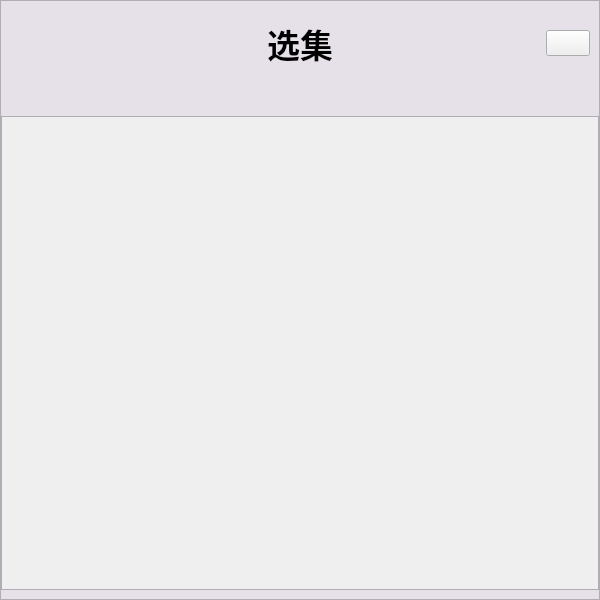
Old version of the form ui/.ui/episode_ui.ui in the repository HYM408/ACGN_HYM.
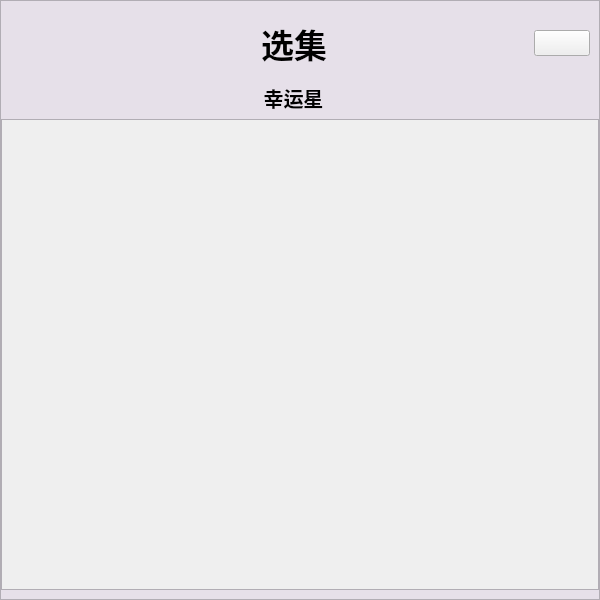
New version of the form. Icons and pictures are not drawn.

Commit message: 修正：选集页面ui

```diff
--- a/ui/.ui/episode_ui.ui
+++ b/ui/.ui/episode_ui.ui
@@ -123,13 +123,13 @@
           <widget class="QLabel" name="pushButton_12">
            <property name="minimumSize">
             <size>
-             <width>480</width>
+             <width>468</width>
              <height>0</height>
             </size>
            </property>
            <property name="maximumSize">
             <size>
-             <width>300</width>
+             <width>468</width>
              <height>16777215</height>
             </size>
            </property>
@@ -167,6 +167,18 @@
       </item>
       <item>
        <widget class="QLabel" name="pushButton_13">
+        <property name="minimumSize">
+         <size>
+          <width>585</width>
+          <height>0</height>
+         </size>
+        </property>
+        <property name="maximumSize">
+         <size>
+          <width>585</width>
+          <height>16777215</height>
+         </size>
+        </property>
         <property name="font">
          <font>
           <family>微软雅黑</family>
@@ -175,7 +187,7 @@
          </font>
         </property>
         <property name="text">
-         <string/>
+         <string>幸运星</string>
         </property>
         <property name="alignment">
          <set>Qt::AlignmentFlag::AlignCenter</set>
```
The commit also changes 1 other file.
